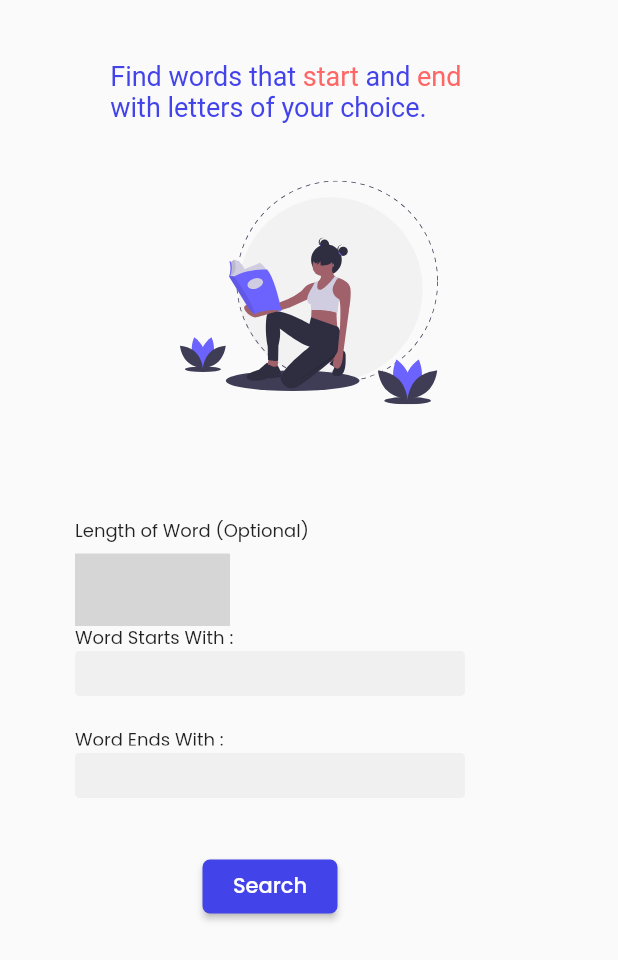
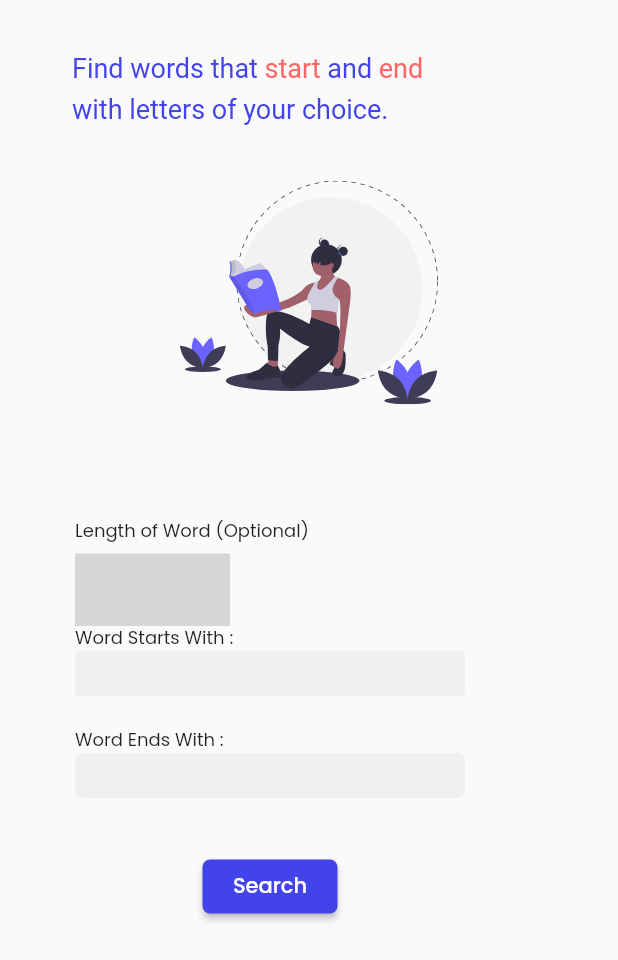
Before and after one commit to a-k-o-r-e-d-e/agent_word, a Flutter app: the screen it shows after launch, on a phone screen of 412 x 824 dp. Shown: the top 960 px of the screen. Run offline on Flutter 3.47's test engine with Material 2 defaults, Android fonts, the phone set to English and light mode, and no system bars; our stand-ins replace animated_splash_screen, flutter_svg, google_fonts, hexcolor, sqflite, string_validator; missing offline and left inert: number_inc_dec; accounts and stored records are empty; grey boxes are pictures that could not be loaded.

Commit message:
** First Page / Home Page Ui complete * refactored the assets directory

```diff
--- a/lib/alt_home.dart
+++ b/lib/alt_home.dart
@@ -6,7 +6,8 @@ class AltHomePage extends StatelessWidget {
   Widget build(BuildContext context) {
     return Scaffold(
 
-      body: Column(
+      body: SafeArea(
+        child: Column(
           crossAxisAlignment: CrossAxisAlignment.center,
           children: [
             Container(
@@ -38,6 +39,7 @@ class AltHomePage extends StatelessWidget {
               ),
             ),
           ],
+        ),
       )
     );
   }
--- a/lib/main.dart
+++ b/lib/main.dart
@@ -7,7 +7,7 @@ import 'package:number_inc_dec/number_inc_dec.dart';
 import 'package:string_validator/string_validator.dart';
 import 'package:agent_word/utils.dart';
 import 'package:flutter/material.dart';
-import 'package:flutter/widgets.dart';
+import 'package:path/path.dart';
 import 'package:flutter_svg/svg.dart';
 import 'package:sqflite/sqflite.dart';
 
@@ -26,7 +26,7 @@ class MyApp extends StatelessWidget {
   Widget build(BuildContext context) {
     return MaterialApp(
       debugShowCheckedModeBanner: false,
-      title: 'Flutter Demo',
+      title: 'Agent Word',
       theme: ThemeData(
         primaryColor: Colors.white,
         accentColor: ikireBlue,
@@ -46,10 +46,12 @@ class MyHomePage extends StatefulWidget {
 }
 
 class _MyHomePageState extends State<MyHomePage> {
-  String dbName = 'words2.db';
+  String dbName = 'agent_word.db';
   String dbPath;
   String tableName = 'words_alpha';
   Database database;
+
+  final GlobalKey<FormState> formKey = GlobalKey<FormState>();
 
   final TextEditingController _wordStartTxtController = TextEditingController();
   final TextEditingController _wordEndTxtController = TextEditingController();
@@ -59,13 +61,25 @@ class _MyHomePageState extends State<MyHomePage> {
     _wordEndTxtController.dispose();
     _wordStartTxtController.dispose();
     super.dispose();
-  } // _setUpDB () async {
+  }
+  //
+  // _setUpDB () async {
   //   // Get a location using getDatabasesPath
   //   var databasesPath = await getDatabasesPath();
   //   dbPath = join(databasesPath, dbName);
   //
+  //
+  //   var exists = await databaseExists(dbPath);
+  //
+  //   if (!exists) {
+  //     // Should only happen the first time you create your application
+  //     print ("Creating a new database copy from assets");
+  //
+  //     // Make
+  //   }
+  //
   //   // var db = await openDatabase(dbName);
-  //   String sqlString = "CREATE TABLE $tableName (id INTEGER PRIMARY KEY, word TEXT, length INTEGER)";
+  //   String sqlCreate = "CREATE TABLE $tableName (id INTEGER PRIMARY KEY, word TEXT, length INTEGER)";
   //
   //   // open the database
   //    database = await openDatabase(dbPath, version: 2,
@@ -73,9 +87,9 @@ class _MyHomePageState extends State<MyHomePage> {
   //         // When creating the db, create the table
   //         print("On create called ");
   //
-  //         print(sqlString);
+  //         print(sqlCreate);
   //         await db.execute(
-  //             sqlString);
+  //             sqlCreate);
   //
   //       }).catchError((onError) {
   //         print(onError.runtimeType);
@@ -83,10 +97,10 @@ class _MyHomePageState extends State<MyHomePage> {
   //
   //   print(database);
   //
-  //   // database.execute(sqlString).whenComplete(() => print("On create called "));
+  //   // database.execute(sqlCreate).whenComplete(() => print("On create called "));
   //
   // }
-  //
+
   // _insertIntoDb (String word, int length) async {
   //
   //   // print("Here");
@@ -125,11 +139,11 @@ class _MyHomePageState extends State<MyHomePage> {
   //   });
   // }
   //
-  // _deleteDB () async {
-  //
-  //   // Delete the database
-  //   await deleteDatabase(dbPath);
-  // }
+  _deleteDB () async {
+
+    // Delete the database
+    await deleteDatabase(dbPath);
+  }
 
   String _validateWordInput(String str) {
     if (_wordStartTxtController.text.isEmpty &&
@@ -145,18 +159,26 @@ class _MyHomePageState extends State<MyHomePage> {
   @override
   Widget build(BuildContext context) {
     return Scaffold(
-      // appBar: AppBar(
-      //   backgroundColor: Colors.transparent,
-      //   elevation: 0,
-      // ),
-      body: Center(
+
+      body: SafeArea(
+        // Layout builder used to get the safe area height
+        child: LayoutBuilder(
+          builder: (context, constraints) {
+            print('Screen height: ${MediaQuery.of(context).size.height}');
+            print('Real safe height: ${constraints.maxHeight}');
+            return SingleChildScrollView(
               child: Form(
+                key: formKey,
                 child: Stack(
                   alignment: AlignmentDirectional.topCenter,
                   children: <Widget>[
+                    // Container restricts the height of the stack to the height of our safe area
+                    // This enables the stack to work with SingleChildScrollView
+                    Container(height: constraints.maxHeight,),
+
                     Positioned(
-                  top: 40,
-                  // left: 48,
+                        top: 31,
+                        left: 48,
                         // right: 47,
                         child: Container(
                           width: 265,
@@ -166,6 +188,7 @@ class _MyHomePageState extends State<MyHomePage> {
                                 style: TextStyle(
                                   fontWeight: FontWeight.w400,
                                   color: ikireBlue,
+                                  height: 1.5,
                                   fontSize: 18,
                                 ),
                                 children: <TextSpan>[
@@ -181,14 +204,14 @@ class _MyHomePageState extends State<MyHomePage> {
                     Positioned(
                         top: 119,
                         child: SvgPicture.asset(
-                    'assets/ikire_read.svg',
+                          'assets/images/ikire_read.svg',
                           width: 172,
                           height: 152,
                         )),
                     Positioned(
                       top: 345,
                       left: 50,
-                child: Text("Length of Word (Optional)", style: TextStyle(fontSize: 12),),
+                      child: Text("Length of Word (Optional)", style: TextStyle(fontSize: 12, height: 1.5),),
                     ),
                     Positioned(
                       top: 369,
@@ -214,24 +237,11 @@ class _MyHomePageState extends State<MyHomePage> {
                           ),
                           controller: TextEditingController()),
                     ),
-              //     TextFormField(
-              //   keyboardType: TextInputType.text,
-              //   validator: _validateWordInput,
-              //   decoration: InputDecoration(
-              //       filled: true,
-              //       fillColor: Hexcolor('#F0F0F0'),
-              //       border: OutlineInputBorder(
-              //         borderRadius: BorderRadius.circular(3),
-              //         borderSide: BorderSide.none,
-              //       )
-              //   ),
-              // )),
 
                     Positioned(
                       top: 416,
-                  width: 183,
                       left: 50,
-                  child: Text('Word Starts With :', style: TextStyle(fontSize: 12),),
+                      child: Text('Word Starts With :', style: TextStyle(fontSize: 12, height: 1.5),),
                     ),
                     Positioned(
                         top: 434,
@@ -251,10 +261,8 @@ class _MyHomePageState extends State<MyHomePage> {
                         )),
                     Positioned(
                       top: 484,
-                  height: 13,
-                  width: 176,
                       left: 50,
-                  child: Text('Word Ends With :', style: TextStyle(fontSize: 12),),
+                      child: Text('Word Ends With :', style: TextStyle(fontSize: 12, height: 1.5),),
                     ),
                     Positioned(
                         top: 502,
@@ -268,7 +276,7 @@ class _MyHomePageState extends State<MyHomePage> {
                               filled: true,
                               fillColor: Hexcolor('#F0F0F0'),
                               border: OutlineInputBorder(
-                          borderRadius: BorderRadius.circular(3),
+                                borderRadius: BorderRadius.circular(5),
                                 borderSide: BorderSide.none,
                               )),
                         )),
@@ -284,13 +292,16 @@ class _MyHomePageState extends State<MyHomePage> {
                         child: Text(
                           "Search",
                           style: TextStyle(
-                        fontWeight: FontWeight.w500, color: Colors.white),
+                              fontWeight: FontWeight.w500, color: Colors.white, height: 1.5),
                         ),
                       ),
                     )
                   ],
                 ),
               ),
+            );
+          },
+        ),
       ), // This trailing comma makes auto-formatting nicer for build methods.
     );
   }
--- a/lib/splash_screen.dart
+++ b/lib/splash_screen.dart
@@ -8,7 +8,7 @@ import 'package:flutter_svg/flutter_svg.dart';
 class SplashScreen extends StatelessWidget {
   @override
   Widget build(BuildContext context) {
-    return AnimatedSplashScreen(splash: SvgPicture.asset('assets/ikire_1.svg',
+    return AnimatedSplashScreen(splash: SvgPicture.asset('assets/images/ikire_1.svg',
     // // scale: 2,
     // height: 500,
     // width: 500,
--- a/pubspec.yaml
+++ b/pubspec.yaml
@@ -55,7 +55,8 @@ flutter:
   # To add assets to your application, add an assets section, like this:
   assets:
     - assets/
-    - assets/google_fonts
+    - assets/google_fonts/
+    - assets/images/
 
   # An image asset can refer to one or more resolution-specific "variants", see
   # https://flutter.dev/assets-and-images/#resolution-aware.
```
Also changed, not shown: assets/images/ikire_1.svg (renamed from assets/ikire_1.svg), assets/images/ikire_read.svg (renamed from assets/ikire_read.svg), assets/images/splash_screen_image.png (renamed from assets/splash_screen_image.png), assets/images/splash_screen_image.svg (renamed from assets/splash_screen_image.svg). Lines whose indentation alone changed are shown as unchanged.
